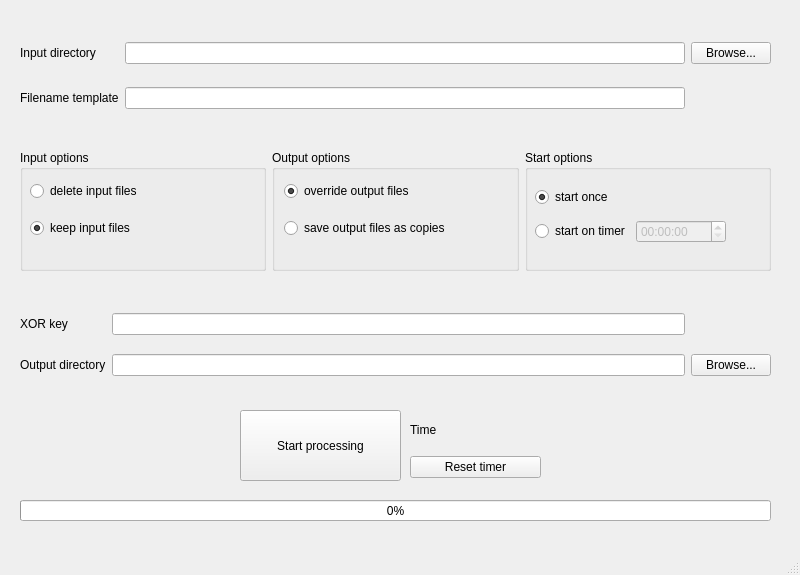
Old version of the form mainwindow.ui in the repository aprongushek/file-processor.
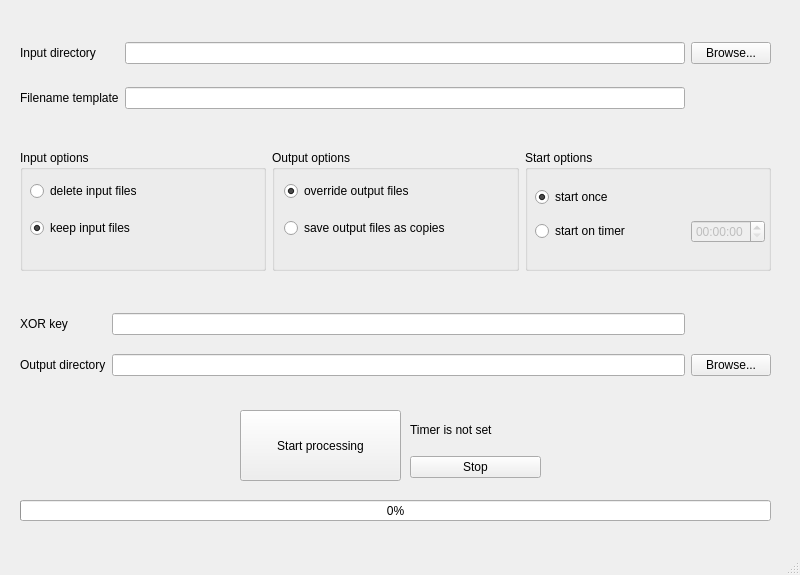
New version of the form.

```diff
--- a/mainwindow.ui
+++ b/mainwindow.ui
@@ -52,7 +52,7 @@
      <bool>false</bool>
     </property>
    </widget>
-   <widget class="QWidget" name="">
+   <widget class="QWidget" name="layoutWidget">
     <property name="geometry">
      <rect>
       <x>20</x>
@@ -103,7 +103,7 @@
      </item>
     </layout>
    </widget>
-   <widget class="QWidget" name="">
+   <widget class="QWidget" name="layoutWidget">
     <property name="geometry">
      <rect>
       <x>20</x>
@@ -190,12 +190,12 @@
        <property name="title">
         <string>Start options</string>
        </property>
-       <widget class="QWidget" name="">
+       <widget class="QWidget" name="layoutWidget">
         <property name="geometry">
          <rect>
           <x>10</x>
           <y>30</y>
-          <width>191</width>
+          <width>241</width>
           <height>71</height>
          </rect>
         </property>
@@ -212,6 +212,9 @@
          </item>
          <item>
           <layout class="QHBoxLayout" name="horizontalLayout">
+           <property name="rightMargin">
+            <number>11</number>
+           </property>
            <item>
             <widget class="QRadioButton" name="startTimerRadio">
              <property name="text">
@@ -224,6 +227,15 @@
              <property name="enabled">
               <bool>false</bool>
              </property>
+             <property name="sizePolicy">
+              <sizepolicy hsizetype="Fixed" vsizetype="Fixed">
+               <horstretch>0</horstretch>
+               <verstretch>0</verstretch>
+              </sizepolicy>
+             </property>
+             <property name="displayFormat">
+              <string>hh:mm:ss</string>
+             </property>
             </widget>
            </item>
           </layout>
@@ -234,7 +246,7 @@
      </item>
     </layout>
    </widget>
-   <widget class="QWidget" name="">
+   <widget class="QWidget" name="layoutWidget">
     <property name="geometry">
      <rect>
       <x>20</x>
@@ -285,7 +297,7 @@
      </item>
     </layout>
    </widget>
-   <widget class="QWidget" name="">
+   <widget class="QWidget" name="layoutWidget">
     <property name="geometry">
      <rect>
       <x>410</x>
@@ -297,21 +309,30 @@
     <layout class="QVBoxLayout" name="verticalLayout_4">
      <item>
       <widget class="QLabel" name="timerLabel">
+       <property name="enabled">
+        <bool>true</bool>
+       </property>
        <property name="sizePolicy">
         <sizepolicy hsizetype="Fixed" vsizetype="Fixed">
          <horstretch>0</horstretch>
          <verstretch>0</verstretch>
         </sizepolicy>
        </property>
+       <property name="frameShape">
+        <enum>QFrame::Shape::NoFrame</enum>
+       </property>
        <property name="text">
-        <string>Time</string>
+        <string>Timer is not set</string>
+       </property>
+       <property name="alignment">
+        <set>Qt::AlignmentFlag::AlignLeading|Qt::AlignmentFlag::AlignLeft|Qt::AlignmentFlag::AlignVCenter</set>
        </property>
       </widget>
      </item>
      <item>
       <widget class="QPushButton" name="timeResetButton">
        <property name="text">
-        <string>Reset timer</string>
+        <string>Stop</string>
        </property>
       </widget>
      </item>
```
Left out of the diff: 8 changed lines with no effect on the pictures.
